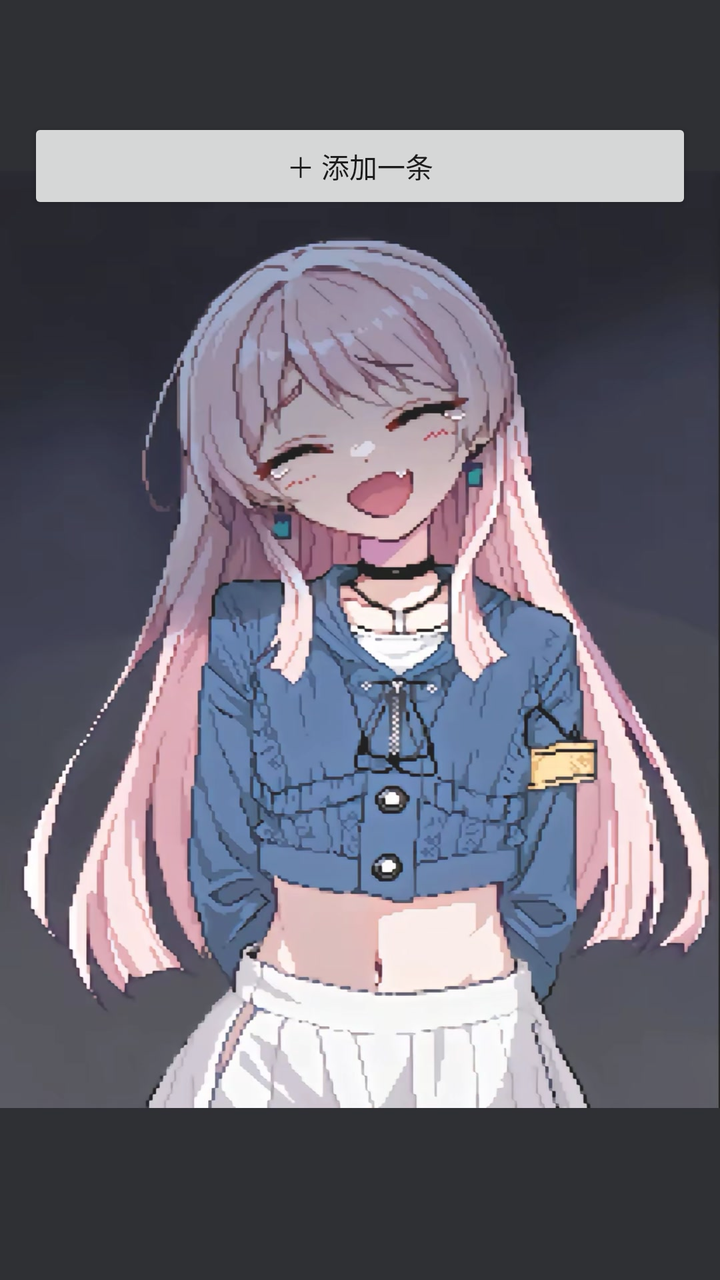
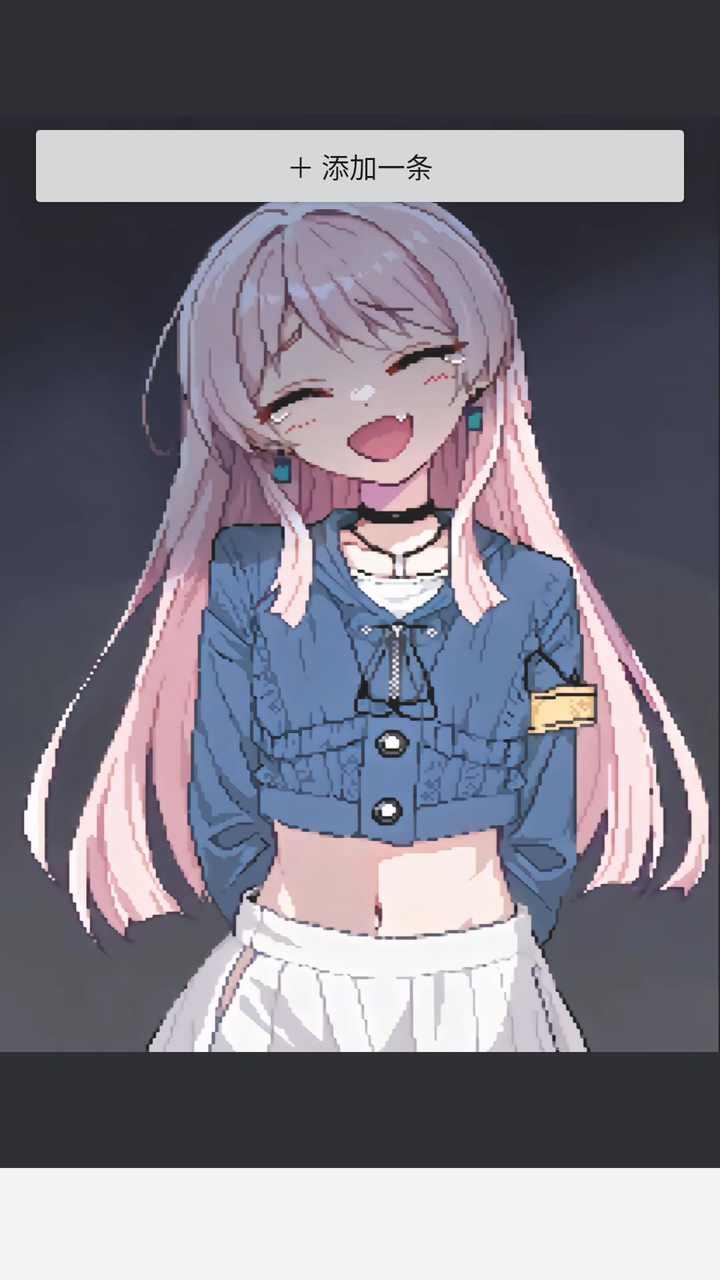

Before-and-after screenshots of an Android layout around one commit, followed by the original layout XML and the change that was made.
<!-- AndroidManifest.xml: application theme Theme.Notes -->
<!-- res/layout/fragment_list.xml -->
<?xml version="1.0" encoding="utf-8"?>
<FrameLayout xmlns:android="http://schemas.android.com/apk/res/android"
    android:layout_width="match_parent"
    android:layout_height="match_parent"
    android:fitsSystemWindows="true">

    <ImageView
        android:layout_width="match_parent"
        android:layout_height="match_parent"
        android:scaleType="centerCrop"
        android:src="@drawable/bg_anime" />

    <ScrollView
        android:layout_width="match_parent"
        android:layout_height="match_parent"
        android:background="@color/scrim">

        <LinearLayout
            android:layout_width="match_parent"
            android:layout_height="wrap_content"
            android:orientation="vertical"
            android:padding="14dp">

            <TextView
                android:id="@+id/tvTitle"
                android:layout_width="match_parent"
                android:layout_height="wrap_content"
                android:layout_marginBottom="10dp"
                android:textColor="@color/ink"
                android:textSize="20sp"
                android:textStyle="bold" />

            <LinearLayout
                android:id="@+id/listNotes"
                android:layout_width="match_parent"
                android:layout_height="wrap_content"
                android:orientation="vertical" />

            <Button
                android:id="@+id/btnAdd"
                android:layout_width="match_parent"
                android:layout_height="wrap_content"
                android:layout_marginTop="8dp"
                android:text="＋ 添加一条"
                android:textAllCaps="false" />
        </LinearLayout>
    </ScrollView>
</FrameLayout>
<!-- resources referenced by this layout -->
<resources>
  <color name="ink">#212121</color>
  <color name="scrim">#1FFFFFFF</color>
  <!-- drawable bg_anime: jpg bitmap (drawable-nodpi, 184699 bytes) -->
  <style name="Theme.Notes" parent="Theme.MaterialComponents.DayNight.NoActionBar">
          <item name="colorPrimary">@color/brand</item>
          <item name="colorPrimaryDark">@color/brand_dark</item>
          <item name="colorAccent">@color/brand</item>
          
          <item name="android:statusBarColor">@android:color/transparent</item>
          <item name="android:windowLightStatusBar">false</item>
          <item name="android:windowBackground">@color/bg</item>
      </style>
  <color name="brand">#00897B</color>
  <color name="brand_dark">#00695C</color>
  <color name="bg">#F2F3F5</color>
</resources>

<!-- the commit's change to res/layout/fragment_list.xml (unified diff, before → after) -->
@@ -2,7 +2,8 @@
 <FrameLayout xmlns:android="http://schemas.android.com/apk/res/android"
     android:layout_width="match_parent"
     android:layout_height="match_parent"
-    android:fitsSystemWindows="true">
+    android:fitsSystemWindows="true"
+    android:paddingBottom="56dp">
 
     <ImageView
         android:layout_width="match_parent"
